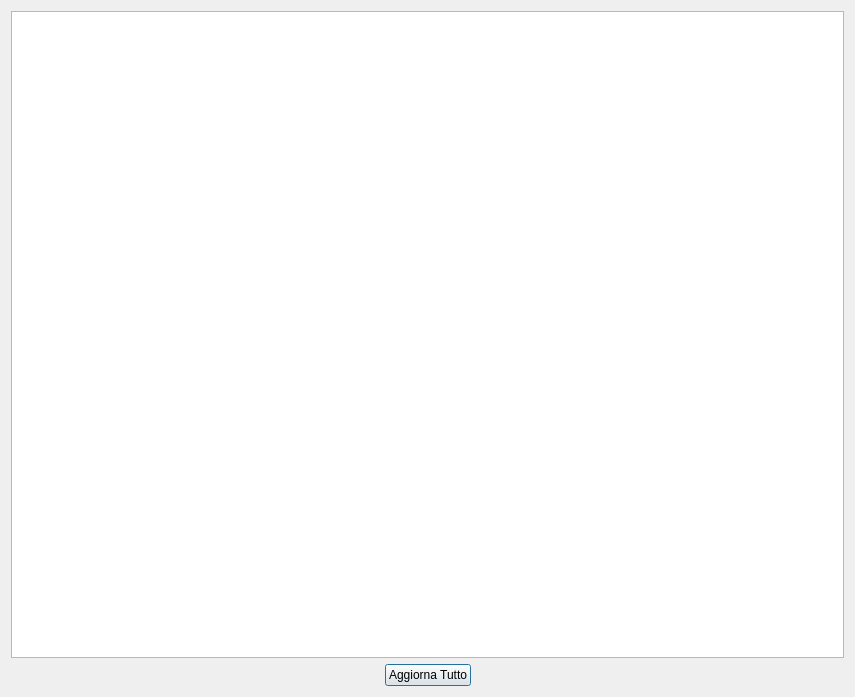
Qt form verificaaggiornamenti.ui (tarateo78/Praticometro) before a commit.
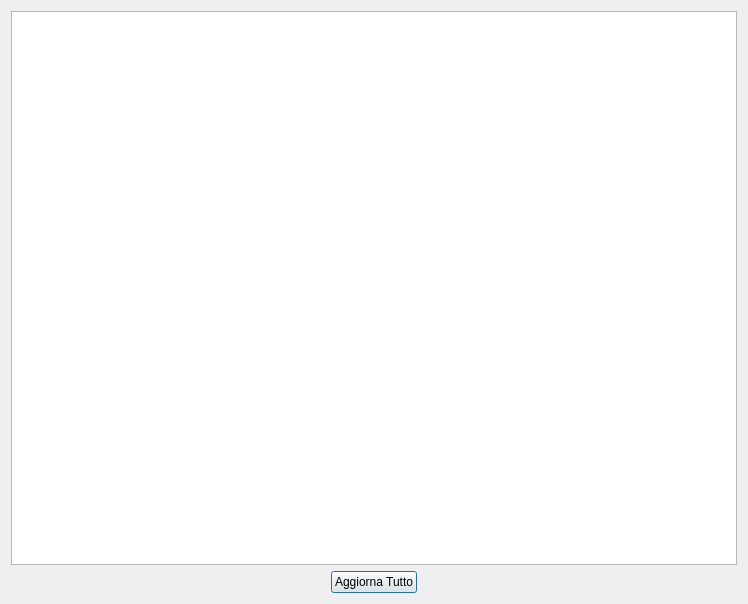
The same form after that commit.

Commit message: Corretto continue/return su verificaaggiornamenti

Patch:
```diff
--- a/verificaaggiornamenti.ui
+++ b/verificaaggiornamenti.ui
@@ -6,8 +6,8 @@
    <rect>
     <x>0</x>
     <y>0</y>
-    <width>855</width>
-    <height>697</height>
+    <width>748</width>
+    <height>604</height>
    </rect>
   </property>
   <property name="windowTitle">
```
The commit also changes 1 other file.
